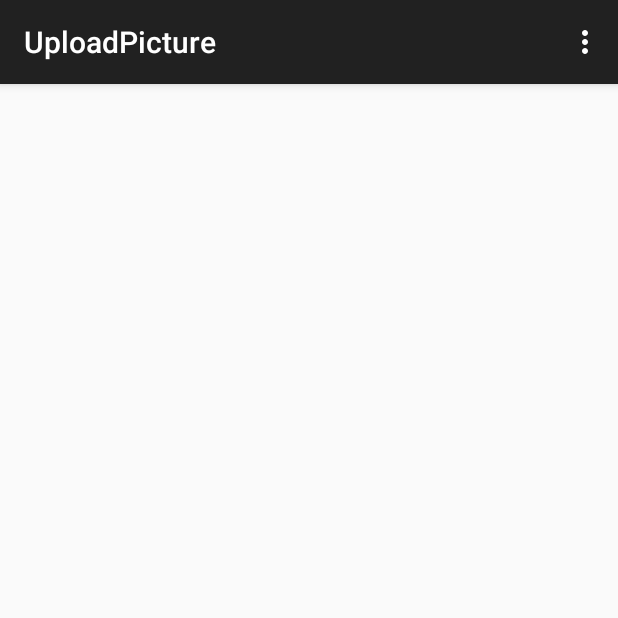
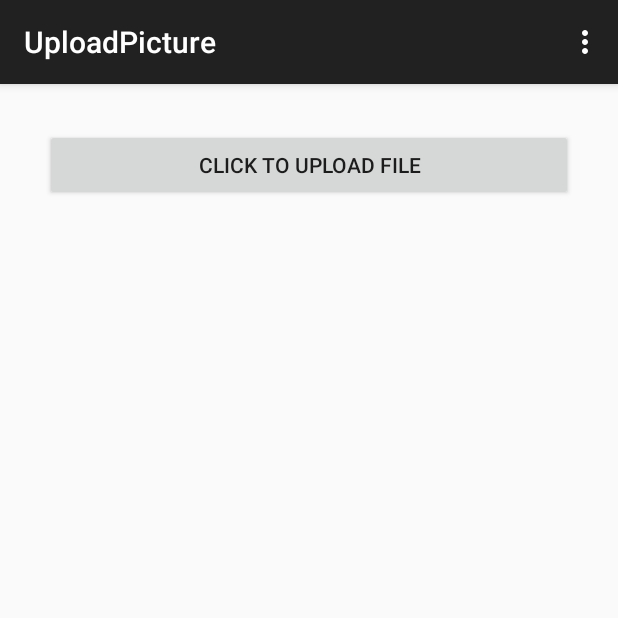
Before and after one commit to Contwalt/ServerTestMySQL, an Android app: the UploadPicture screen opened directly, with no data from a screen before it, on a phone screen of 412 x 824 dp, the top half of it. Run offline under Robolectric (Android 15) with nearby library versions, the phone set to English and light mode, and no system bars.

Commit message:
Modified app to allow for server upload of picture.  Needs to be modified to allow for dynamic selection of picture but upload activity should be identical.

```diff
--- a/app/src/main/java/com/example/connor/servertestmysql/UploadPicture.java
+++ b/app/src/main/java/com/example/connor/servertestmysql/UploadPicture.java
@@ -11,7 +11,7 @@ public class UploadPicture extends ActionBarActivity {
     @Override
     protected void onCreate(Bundle savedInstanceState) {
         super.onCreate(savedInstanceState);
-        setContentView(R.layout.activity_upload_picture);
+        setContentView(R.layout.activity_upload_to_server);
     }
 
 
--- a/app/src/main/res/layout/activity_all_sqloptions.xml
+++ b/app/src/main/res/layout/activity_all_sqloptions.xml
@@ -10,3 +10,6 @@
         android:layout_height="wrap_content" />
 
 </RelativeLayout>
+
+
+<!-- THIS FILE WAS NOT USED -->
--- /dev/null
+++ b/app/src/main/res/layout/activity_upload_to_server.xml
@@ -0,0 +1,23 @@
+<?xml version="1.0" encoding="utf-8"?>
+<LinearLayout xmlns:android="http://schemas.android.com/apk/res/android"
+    android:orientation="vertical"
+    android:layout_width="fill_parent"
+    android:layout_height="fill_parent"
+    >
+    <Button
+        android:layout_width="fill_parent"
+        android:layout_height="wrap_content"
+        android:text="Click To Upload File"
+        android:id="@+id/uploadButton"
+        android:layout_margin="30dip"
+        />
+
+    <TextView
+        android:layout_width="fill_parent"
+        android:layout_height="wrap_content"
+        android:text=""
+        android:id="@+id/messageText"
+        android:textColor="#000000"
+        android:textStyle="bold"
+        />
+</LinearLayout>
```
Also changed, not shown: app/src/main/java/com/example/connor/servertestmysql/CreateNewAccount.java (+10 -8 lines), app/src/main/java/com/example/connor/servertestmysql/MainActivity.java (+18 -5 lines), app/src/main/java/com/example/connor/servertestmysql/UploadToServer.java (added, +215 -0 lines), app/src/main/res/layout/activity_main.xml (+10 -3 lines).
